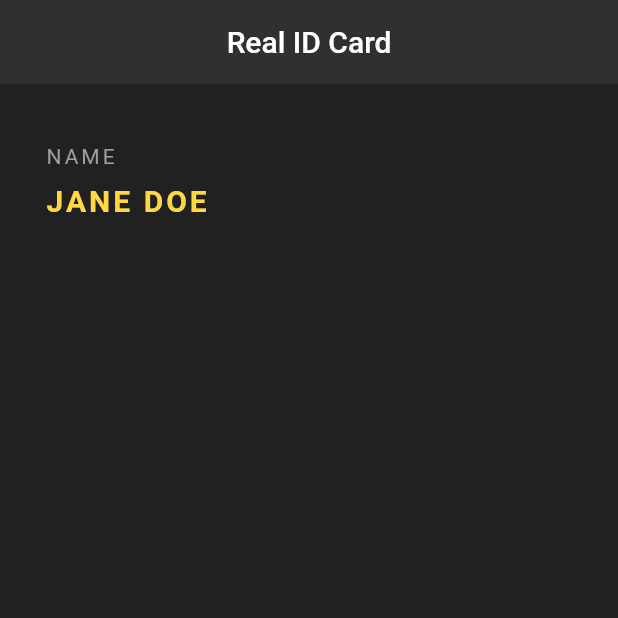
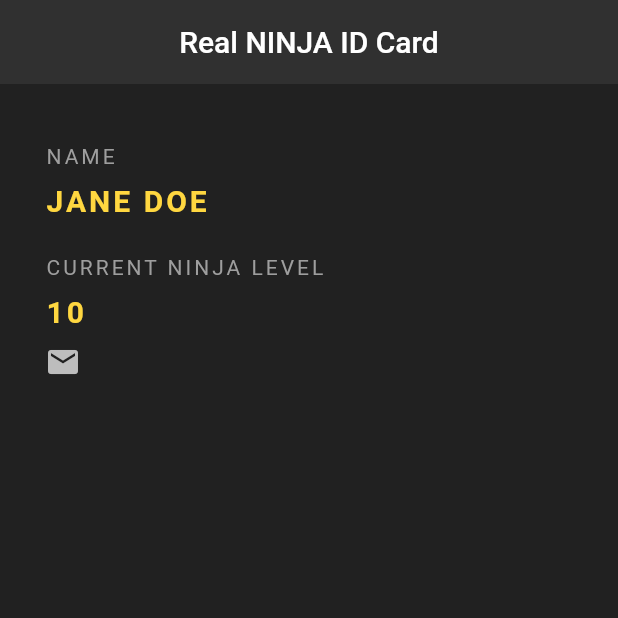
Before and after one commit to itsRealoj/ninja_id_flutter, a Flutter app: the screen it shows after launch, on a phone screen of 412 x 824 dp, the top half of it. Run offline on Flutter 3.47's test engine with Material 2 defaults, Android fonts, the phone set to English and light mode, and no system bars.

Commit message:
added an icon

```diff
--- a/lib/main.dart
+++ b/lib/main.dart
@@ -8,7 +8,7 @@ class RealCard extends StatelessWidget {
     return Scaffold(
         backgroundColor: Colors.grey[900],
         appBar: AppBar(
-          title: Text('Real ID Card'),
+          title: Text('Real NINJA ID Card'),
           centerTitle: true,
           backgroundColor: Colors.grey[850],
           elevation: 0.0,
@@ -30,7 +30,30 @@ class RealCard extends StatelessWidget {
                       fontSize: 20.0,
                       fontWeight: FontWeight.bold)),
               SizedBox(
+                height: 25.0,
+              ),
+
+              Text('CURRENT NINJA LEVEL',
+                  style: TextStyle(color: Colors.grey, letterSpacing: 2.0)),
+              SizedBox(
                 height: 10.0,
+              ),
+              Text('10',
+                  style: TextStyle(
+                      color: Colors.amberAccent[200],
+                      letterSpacing: 2.0,
+                      fontSize: 20.0,
+                      fontWeight: FontWeight.bold)),
+              SizedBox(
+                height: 10.0,
+              ),
+              Row(
+                children: <Widget>[
+                  Icon(
+                    Icons.email,
+                    color: Colors.grey[400],
+                  ),
+                ],
               ),
             ],
           ),
```
